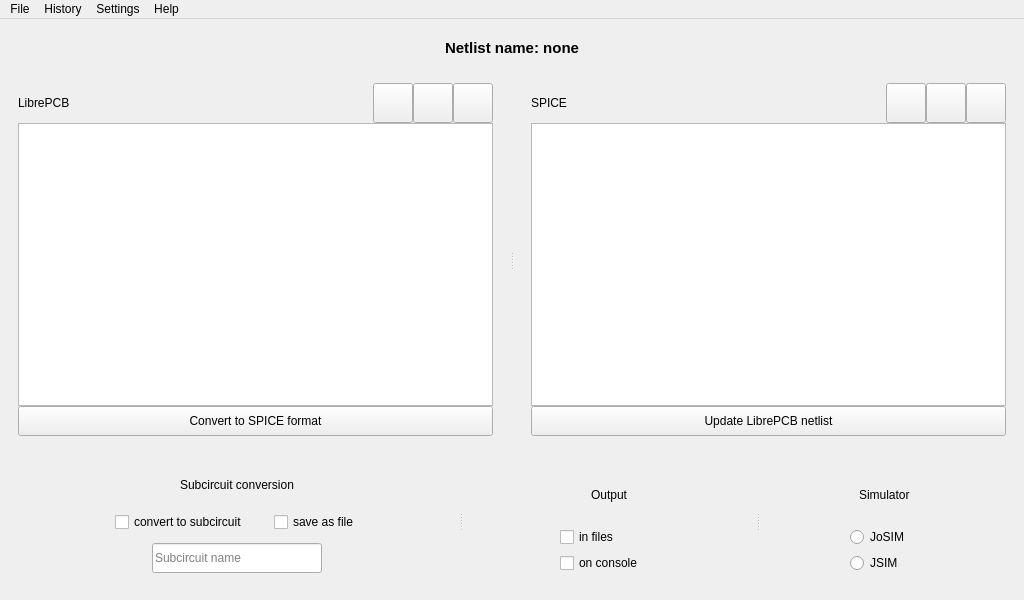
Above: ui/mainwindow.ui from SirBlaz333/L2Spice before the change. Below: the same form after it.
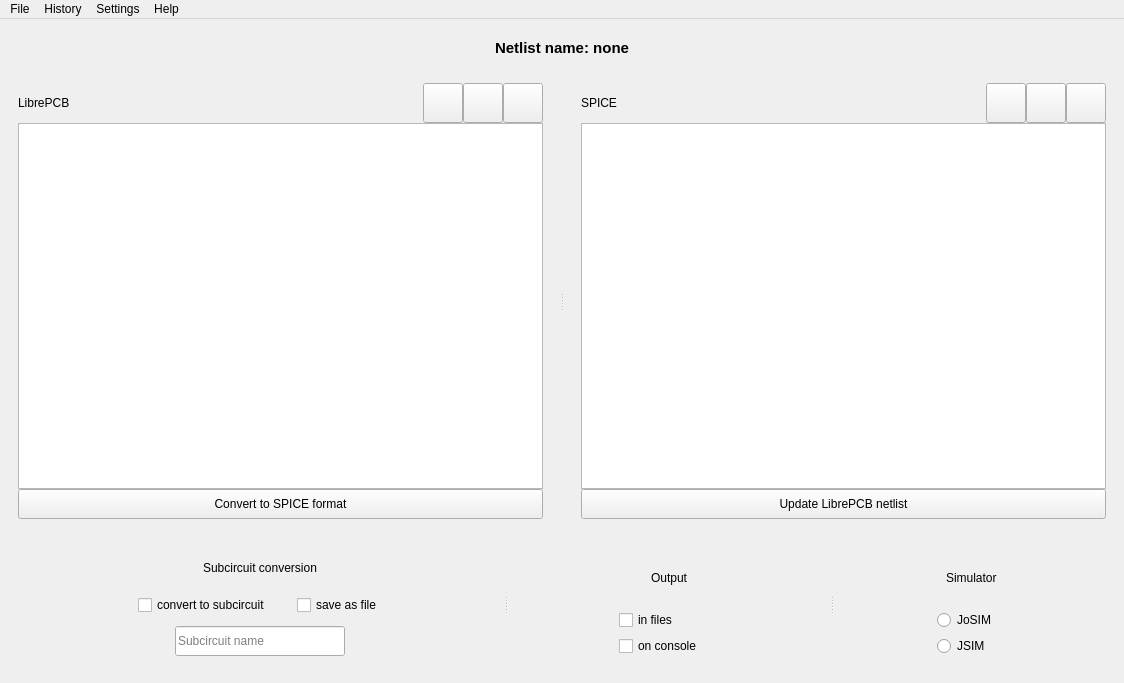
That is the form after the change. Icons and pictures are not drawn. Custom widgets are drawn as their Qt base class.

Commit message: Add actions for simulators toolbuttons. Change order of tabs in preferences

```diff
--- a/ui/mainwindow.ui
+++ b/ui/mainwindow.ui
@@ -6,8 +6,8 @@
    <rect>
     <x>0</x>
     <y>0</y>
-    <width>1024</width>
-    <height>600</height>
+    <width>1124</width>
+    <height>683</height>
    </rect>
   </property>
   <property name="sizePolicy">
@@ -947,7 +947,7 @@
     <rect>
      <x>0</x>
      <y>0</y>
-     <width>1024</width>
+     <width>1124</width>
      <height>25</height>
     </rect>
    </property>
```
The commit also changes 4 other files.
